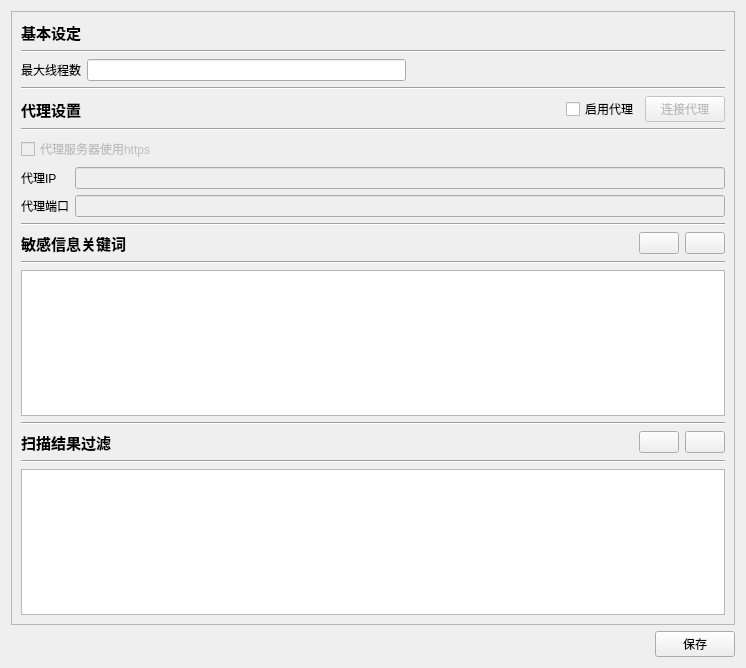
Before: the Qt Designer form ui/ui_conf.ui in abcd1234564499sc/scanJSUrlThreading, drawn with Qt 5.
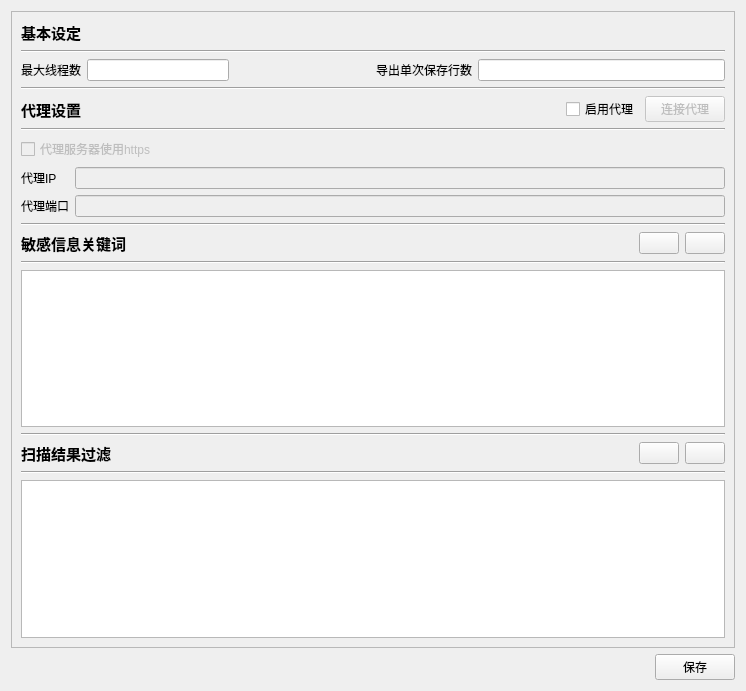
After: the same form once the commit is applied. Icons and pictures are not drawn.

```diff
--- a/ui/ui_conf.ui
+++ b/ui/ui_conf.ui
@@ -7,7 +7,7 @@
     <x>0</x>
     <y>0</y>
     <width>746</width>
-    <height>668</height>
+    <height>691</height>
    </rect>
   </property>
   <property name="windowTitle">
@@ -31,7 +31,7 @@
           <x>0</x>
           <y>0</y>
           <width>724</width>
-          <height>610</height>
+          <height>633</height>
          </rect>
         </property>
         <layout class="QVBoxLayout" name="verticalLayout">
@@ -58,6 +58,8 @@
           </widget>
          </item>
          <item>
+          <layout class="QHBoxLayout" name="horizontalLayout_8">
+           <item>
           <layout class="QHBoxLayout" name="horizontalLayout" stretch="0,0,0">
            <item>
             <widget class="QLabel" name="label_2">
@@ -81,6 +83,22 @@
               </size>
              </property>
             </spacer>
+             </item>
+            </layout>
+           </item>
+           <item>
+            <layout class="QHBoxLayout" name="horizontalLayout_6" stretch="0,0">
+             <item>
+              <widget class="QLabel" name="label_9">
+               <property name="text">
+                <string>导出单次保存行数</string>
+               </property>
+              </widget>
+             </item>
+             <item>
+              <widget class="QLineEdit" name="saveCountLineEdit"/>
+             </item>
+            </layout>
            </item>
           </layout>
          </item>
```
Lines whose indentation alone changed are shown as unchanged.
